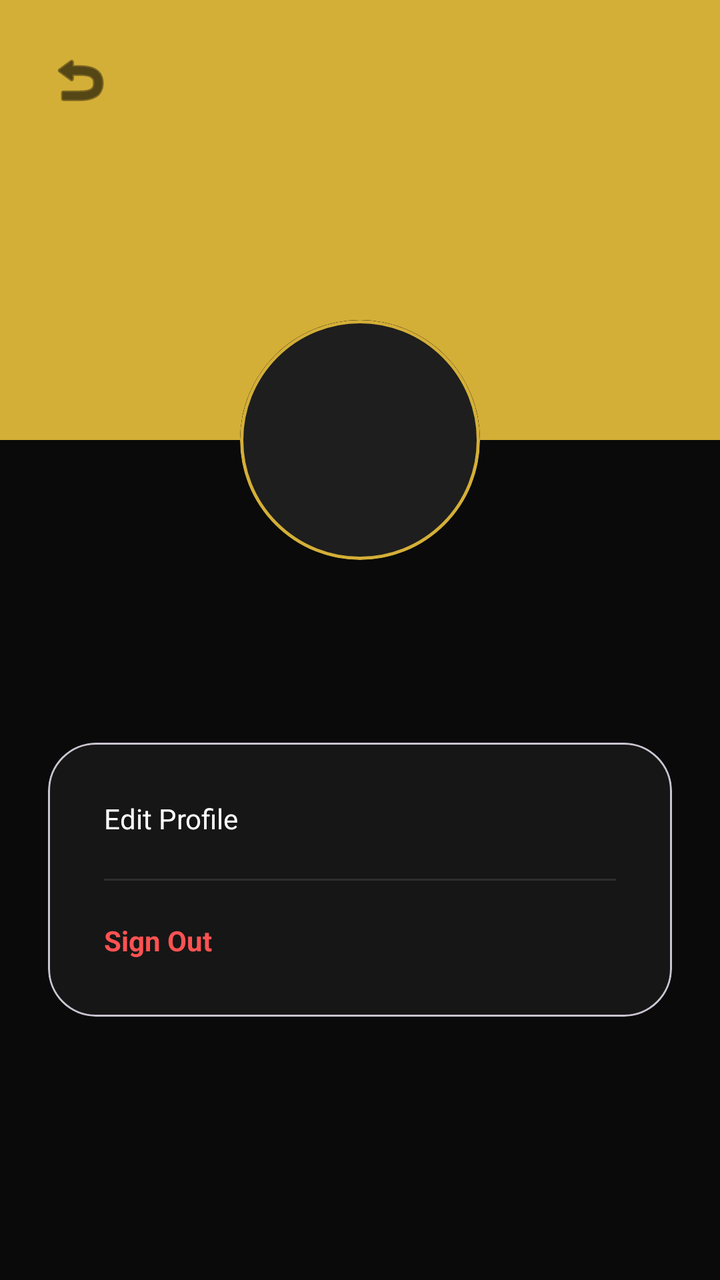
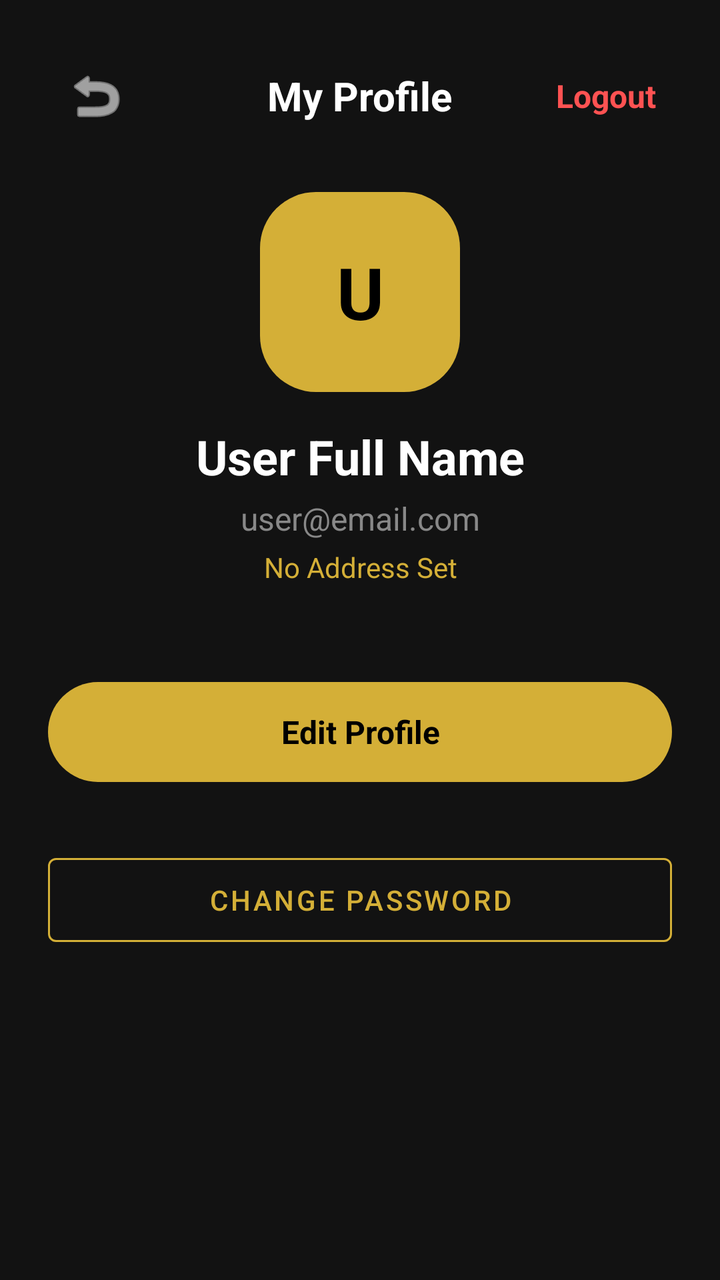

The first picture is an Android layout as it rendered before a commit; the second is the same layout after the commit. The layout source and the unified diff follow.
<!-- AndroidManifest.xml: application theme Theme.Patupi -->
<!-- res/layout/activity_profile.xml -->
<?xml version="1.0" encoding="utf-8"?>
<androidx.constraintlayout.widget.ConstraintLayout xmlns:android="http://schemas.android.com/apk/res/android"
    xmlns:app="http://schemas.android.com/apk/res-auto"
    android:layout_width="match_parent"
    android:layout_height="match_parent"
    android:background="#0A0A0A">

    <View
        android:id="@+id/headerBg"
        android:layout_width="match_parent"
        android:layout_height="220dp"
        android:background="@drawable/profile_gradient"
        app:layout_constraintTop_toTopOf="parent" />

    <ImageButton
        android:id="@+id/btnBack"
        android:layout_width="48dp"
        android:layout_height="48dp"
        android:layout_margin="16dp"
        android:background="@drawable/circle_bg_dark"
        android:src="@android:drawable/ic_menu_revert"
        app:layout_constraintStart_toStartOf="parent"
        app:layout_constraintTop_toTopOf="parent"
        app:tint="#000000" />

    <com.google.android.material.card.MaterialCardView
        android:id="@+id/profileImageCard"
        android:layout_width="120dp"
        android:layout_height="120dp"
        app:cardCornerRadius="60dp"
        app:strokeWidth="1.5dp"
        app:strokeColor="#D4AF37"
        app:layout_constraintBottom_toBottomOf="@id/headerBg"
        app:layout_constraintEnd_toEndOf="parent"
        app:layout_constraintStart_toStartOf="parent"
        app:layout_constraintTop_toBottomOf="@id/headerBg"
        >

        <TextView
            android:id="@+id/tvUserInitial"
            android:layout_width="match_parent"
            android:layout_height="match_parent"
            android:background="#1E1E1E"
            android:gravity="center"
            android:textColor="#FFB300"
            android:textSize="44sp"
            android:textStyle="bold" />
    </com.google.android.material.card.MaterialCardView>

    <TextView
        android:id="@+id/tvProfileFullName"
        android:layout_width="wrap_content"
        android:layout_height="wrap_content"
        android:layout_marginTop="16dp"
        android:textColor="#FFFFFF"
        android:textSize="24sp"
        android:fontFamily="sans-serif-black"
        app:layout_constraintEnd_toEndOf="parent"
        app:layout_constraintStart_toStartOf="parent"
        app:layout_constraintTop_toBottomOf="@id/profileImageCard" />

    <TextView
        android:id="@+id/tvProfileEmail"
        android:layout_width="wrap_content"
        android:layout_height="wrap_content"
        android:textColor="#666666"
        android:textSize="14sp"
        app:layout_constraintEnd_toEndOf="parent"
        app:layout_constraintStart_toStartOf="parent"
        app:layout_constraintTop_toBottomOf="@id/tvProfileFullName" />

    <com.google.android.material.card.MaterialCardView
        android:layout_width="match_parent"
        android:layout_height="wrap_content"
        android:layout_margin="24dp"
        app:cardBackgroundColor="#161616"
        app:cardCornerRadius="24dp"
        app:layout_constraintTop_toBottomOf="@id/tvProfileEmail">

        <LinearLayout
            android:layout_width="match_parent"
            android:layout_height="wrap_content"
            android:orientation="vertical"
            android:padding="8dp">

            <TextView
                android:id="@+id/btnEditProfile"
                android:layout_width="match_parent"
                android:layout_height="60dp"
                android:background="?attr/selectableItemBackground"
                android:gravity="center_vertical"
                android:paddingStart="20dp"
                android:text="Edit Profile"
                android:textColor="#FFFFFF" />

            <View android:layout_width="match_parent" android:layout_height="1dp" android:background="#1AFFFFFF" android:layout_marginHorizontal="20dp"/>

            <TextView
                android:id="@+id/btnLogout"
                android:layout_width="match_parent"
                android:layout_height="60dp"
                android:background="?attr/selectableItemBackground"
                android:gravity="center_vertical"
                android:paddingStart="20dp"
                android:text="Sign Out"
                android:textColor="#FF5252"
                android:textStyle="bold" />
        </LinearLayout>
    </com.google.android.material.card.MaterialCardView>

</androidx.constraintlayout.widget.ConstraintLayout>
<!-- resources referenced by this layout -->
<resources>
  <!-- drawable circle_bg_dark (drawable) -->
  <?xml version="1.0" encoding="utf-8"?>
  <shape xmlns:android="http://schemas.android.com/apk/res/android" android:shape="oval">
      <solid android:color="#d4af37" />
      <stroke android:width="1dp" android:color="#d4af37" />
  </shape>
  <!-- drawable profile_gradient (drawable) -->
  <?xml version="1.0" encoding="utf-8"?>
  <shape xmlns:android="http://schemas.android.com/apk/res/android">
      <gradient
          android:startColor="#d4af37"
          android:endColor="#d4af37"
          android:angle="45" />
  </shape>
  <style name="Theme.Patupi" parent="Base.Theme.Patupi" />
  <style name="Base.Theme.Patupi" parent="Theme.Material3.DayNight.NoActionBar">
          <item name="colorPrimary">@color/patupi_gold</item>
          <item name="android:windowBackground">@color/patupi_bg</item>
          <item name="android:statusBarColor">@color/patupi_bg</item>
  
          <item name="colorOnBackground">@color/white</item>
          <item name="colorSurface">@color/patupi_bg</item>
          <item name="colorOnSurface">@color/white</item>
  
          <item name="materialAlertDialogTheme">@style/PatupiDialogTheme</item>
      </style>
  <color name="patupi_gold">#D4AF37</color>
  <color name="patupi_bg">#12110F</color>
  <color name="white">#FFFFFF</color>
  <style name="PatupiDialogTheme" parent="ThemeOverlay.Material3.MaterialAlertDialog">
          <item name="colorSurface">@color/patupi_input_bg</item>
          <item name="colorOnSurface">@color/white</item>
          <item name="colorPrimary">@color/patupi_gold</item>
          <item name="android:textColorPrimary">@color/white</item>
          <item name="android:textColorSecondary">@color/white</item>
      </style>
  <color name="patupi_input_bg">#1E2129</color>
</resources>

<!-- the commit's change to res/layout/activity_profile.xml (unified diff, before → after) -->
@@ -1,111 +1,198 @@
 <?xml version="1.0" encoding="utf-8"?>
-<androidx.constraintlayout.widget.ConstraintLayout xmlns:android="http://schemas.android.com/apk/res/android"
+<ScrollView xmlns:android="http://schemas.android.com/apk/res/android"
     xmlns:app="http://schemas.android.com/apk/res-auto"
+    xmlns:tools="http://tools.android.com/tools"
     android:layout_width="match_parent"
     android:layout_height="match_parent"
-    android:background="#0A0A0A">
+    android:fillViewport="true"
+    android:background="#121212"
+    tools:ignore="HardcodedText"> <LinearLayout
+    android:layout_width="match_parent"
+    android:layout_height="wrap_content"
+    android:orientation="vertical"
+    android:padding="24dp">
 
-    <View
-        android:id="@+id/headerBg"
+    <RelativeLayout
         android:layout_width="match_parent"
-        android:layout_height="220dp"
-        android:background="@drawable/profile_gradient"
-        app:layout_constraintTop_toTopOf="parent" />
+        android:layout_height="wrap_content"
+        android:layout_marginBottom="24dp">
 
-    <ImageButton
-        android:id="@+id/btnBack"
-        android:layout_width="48dp"
-        android:layout_height="48dp"
-        android:layout_margin="16dp"
-        android:background="@drawable/circle_bg_dark"
-        android:src="@android:drawable/ic_menu_revert"
-        app:layout_constraintStart_toStartOf="parent"
-        app:layout_constraintTop_toTopOf="parent"
-        app:tint="#000000" />
+        <ImageButton
+            android:id="@+id/btnBack"
+            android:layout_width="48dp"
+            android:layout_height="48dp"
+            android:layout_alignParentStart="true"
+            android:layout_centerInParent="true"
+            android:background="?attr/selectableItemBackgroundBorderless"
+            android:contentDescription="Go Back"
+            android:src="@android:drawable/ic_menu_revert"
+            app:tint="#FFFFFF" />
 
-    <com.google.android.material.card.MaterialCardView
-        android:id="@+id/profileImageCard"
-        android:layout_width="120dp"
-        android:layout_height="120dp"
-        app:cardCornerRadius="60dp"
-        app:strokeWidth="1.5dp"
-        app:strokeColor="#D4AF37"
-        app:layout_constraintBottom_toBottomOf="@id/headerBg"
-        app:layout_constraintEnd_toEndOf="parent"
-        app:layout_constraintStart_toStartOf="parent"
-        app:layout_constraintTop_toBottomOf="@id/headerBg"
-        >
+        <TextView
+            android:layout_width="wrap_content"
+            android:layout_height="wrap_content"
+            android:layout_centerInParent="true"
+            android:text="My Profile"
+            android:textColor="#FFFFFF"
+            android:textSize="20sp"
+            android:textStyle="bold" />
+
+        <TextView
+            android:id="@+id/btnLogout"
+            android:layout_width="wrap_content"
+            android:layout_height="wrap_content"
+            android:layout_alignParentEnd="true"
+            android:layout_centerInParent="true"
+            android:background="?attr/selectableItemBackground"
+            android:padding="8dp"
+            android:text="Logout"
+            android:textColor="#FF5252"
+            android:textSize="16sp"
+            android:textStyle="bold"
+            android:clickable="true"
+            android:focusable="true" />
+    </RelativeLayout>
+
+    <FrameLayout
+        android:layout_width="100dp"
+        android:layout_height="100dp"
+        android:layout_gravity="center"
+        android:layout_marginBottom="16dp"
+        android:background="@android:drawable/toast_frame"
+        android:backgroundTint="#D4AF37">
 
         <TextView
             android:id="@+id/tvUserInitial"
             android:layout_width="match_parent"
             android:layout_height="match_parent"
-            android:background="#1E1E1E"
             android:gravity="center"
-            android:textColor="#FFB300"
-            android:textSize="44sp"
+            android:text="U"
+            android:textColor="#000000"
+            android:textSize="36sp"
             android:textStyle="bold" />
-    </com.google.android.material.card.MaterialCardView>
+    </FrameLayout>
 
     <TextView
         android:id="@+id/tvProfileFullName"
-        android:layout_width="wrap_content"
+        android:layout_width="match_parent"
         android:layout_height="wrap_content"
-        android:layout_marginTop="16dp"
+        android:gravity="center"
+        android:text="User Full Name"
         android:textColor="#FFFFFF"
         android:textSize="24sp"
-        android:fontFamily="sans-serif-black"
-        app:layout_constraintEnd_toEndOf="parent"
-        app:layout_constraintStart_toStartOf="parent"
-        app:layout_constraintTop_toBottomOf="@id/profileImageCard" />
+        android:textStyle="bold" />
 
     <TextView
         android:id="@+id/tvProfileEmail"
-        android:layout_width="wrap_content"
-        android:layout_height="wrap_content"
-        android:textColor="#666666"
-        android:textSize="14sp"
-        app:layout_constraintEnd_toEndOf="parent"
-        app:layout_constraintStart_toStartOf="parent"
-        app:layout_constraintTop_toBottomOf="@id/tvProfileFullName" />
-
-    <com.google.android.material.card.MaterialCardView
         android:layout_width="match_parent"
         android:layout_height="wrap_content"
-        android:layout_margin="24dp"
-        app:cardBackgroundColor="#161616"
-        app:cardCornerRadius="24dp"
-        app:layout_constraintTop_toBottomOf="@id/tvProfileEmail">
+        android:layout_marginTop="4dp"
+        android:gravity="center"
+        android:text="user@email.com"
+        android:textColor="#888888"
+        android:textSize="16sp" />
 
-        <LinearLayout
+    <TextView
+        android:id="@+id/tvProfileAddress"
+        android:layout_width="match_parent"
+        android:layout_height="wrap_content"
+        android:layout_marginTop="4dp"
+        android:layout_marginBottom="24dp"
+        android:gravity="center"
+        android:text="No Address Set"
+        android:textColor="#D4AF37"
+        android:textSize="14sp" />
+
+    <LinearLayout
+        android:layout_width="match_parent"
+        android:layout_height="wrap_content"
+        android:layout_marginBottom="24dp"
+        android:orientation="vertical">
+
+        <EditText
+            android:id="@+id/etProfileFullName"
             android:layout_width="match_parent"
-            android:layout_height="wrap_content"
-            android:orientation="vertical"
-            android:padding="8dp">
+            android:layout_height="54dp"
+            android:layout_marginBottom="12dp"
+            android:autofillHints="name"
+            android:background="@android:drawable/edit_text"
+            android:backgroundTint="#222222"
+            android:hint="Full Name"
+            android:inputType="textPersonName"
+            android:padding="12dp"
+            android:textColor="#FFFFFF"
+            android:textColorHint="#555555"
+            android:visibility="gone" />
 
-            <TextView
-                android:id="@+id/btnEditProfile"
-                android:layout_width="match_parent"
-                android:layout_height="60dp"
-                android:background="?attr/selectableItemBackground"
-                android:gravity="center_vertical"
-                android:paddingStart="20dp"
-                android:text="Edit Profile"
-                android:textColor="#FFFFFF" />
+        <EditText
+            android:id="@+id/etProfileEmail"
+            android:layout_width="match_parent"
+            android:layout_height="54dp"
+            android:layout_marginBottom="12dp"
+            android:autofillHints="emailAddress"
+            android:background="@android:drawable/edit_text"
+            android:backgroundTint="#222222"
+            android:hint="Email Address"
+            android:inputType="textEmailAddress"
+            android:padding="12dp"
+            android:textColor="#FFFFFF"
+            android:textColorHint="#555555"
+            android:visibility="gone" />
 
-            <View android:layout_width="match_parent" android:layout_height="1dp" android:background="#1AFFFFFF" android:layout_marginHorizontal="20dp"/>
+        <EditText
+            android:id="@+id/etProfileAddress"
+            android:layout_width="match_parent"
+            android:layout_height="54dp"
+            android:autofillHints="postalAddress"
+            android:background="@android:drawable/edit_text"
+            android:backgroundTint="#222222"
+            android:hint="Address"
+            android:inputType="textPostalAddress"
+            android:padding="12dp"
+            android:textColor="#FFFFFF"
+            android:textColorHint="#555555"
+            android:visibility="gone" />
+    </LinearLayout>
 
-            <TextView
-                android:id="@+id/btnLogout"
-                android:layout_width="match_parent"
-                android:layout_height="60dp"
-                android:background="?attr/selectableItemBackground"
-                android:gravity="center_vertical"
-                android:paddingStart="20dp"
-                android:text="Sign Out"
-                android:textColor="#FF5252"
-                android:textStyle="bold" />
-        </LinearLayout>
-    </com.google.android.material.card.MaterialCardView>
+    <TextView
+        android:id="@+id/btnEditProfile"
+        android:layout_width="match_parent"
+        android:layout_height="50dp"
+        android:background="@android:drawable/toast_frame"
+        android:backgroundTint="#D4AF37"
+        android:gravity="center"
+        android:text="Edit Profile"
+        android:textColor="#000000"
+        android:textSize="16sp"
+        android:textStyle="bold"
+        android:clickable="true"
+        android:focusable="true"/>
 
-</androidx.constraintlayout.widget.ConstraintLayout>
+    <TextView
+        android:id="@+id/btnCancelEdit"
+        android:layout_width="match_parent"
+        android:layout_height="50dp"
+        android:layout_marginTop="12dp"
+        android:background="@android:drawable/toast_frame"
+        android:backgroundTint="#333333"
+        android:gravity="center"
+        android:text="Cancel"
+        android:textColor="#FFFFFF"
+        android:textSize="16sp"
+        android:visibility="gone"
+        android:clickable="true"
+        android:focusable="true"/>
+
+    <com.google.android.material.button.MaterialButton
+        android:id="@+id/updatePwdButton"
+        android:layout_width="match_parent"
+        android:layout_height="54dp"
+        android:layout_marginTop="32dp"
+        style="@style/Widget.MaterialComponents.Button.OutlinedButton"
+        android:text="Change Password"
+        android:textColor="#D4AF37"
+        app:strokeColor="#D4AF37"
+        app:strokeWidth="1dp"/>
+
+</LinearLayout>
+</ScrollView>
<!-- resource entries referenced after the edit -->
@@ -1,19 +1,5 @@
 <!-- resources referenced by this layout -->
 <resources>
-  <!-- drawable circle_bg_dark (drawable) -->
-  <?xml version="1.0" encoding="utf-8"?>
-  <shape xmlns:android="http://schemas.android.com/apk/res/android" android:shape="oval">
-      <solid android:color="#d4af37" />
-      <stroke android:width="1dp" android:color="#d4af37" />
-  </shape>
-  <!-- drawable profile_gradient (drawable) -->
-  <?xml version="1.0" encoding="utf-8"?>
-  <shape xmlns:android="http://schemas.android.com/apk/res/android">
-      <gradient
-          android:startColor="#d4af37"
-          android:endColor="#d4af37"
-          android:angle="45" />
-  </shape>
   <style name="Theme.Patupi" parent="Base.Theme.Patupi" />
   <style name="Base.Theme.Patupi" parent="Theme.Material3.DayNight.NoActionBar">
           <item name="colorPrimary">@color/patupi_gold</item>
